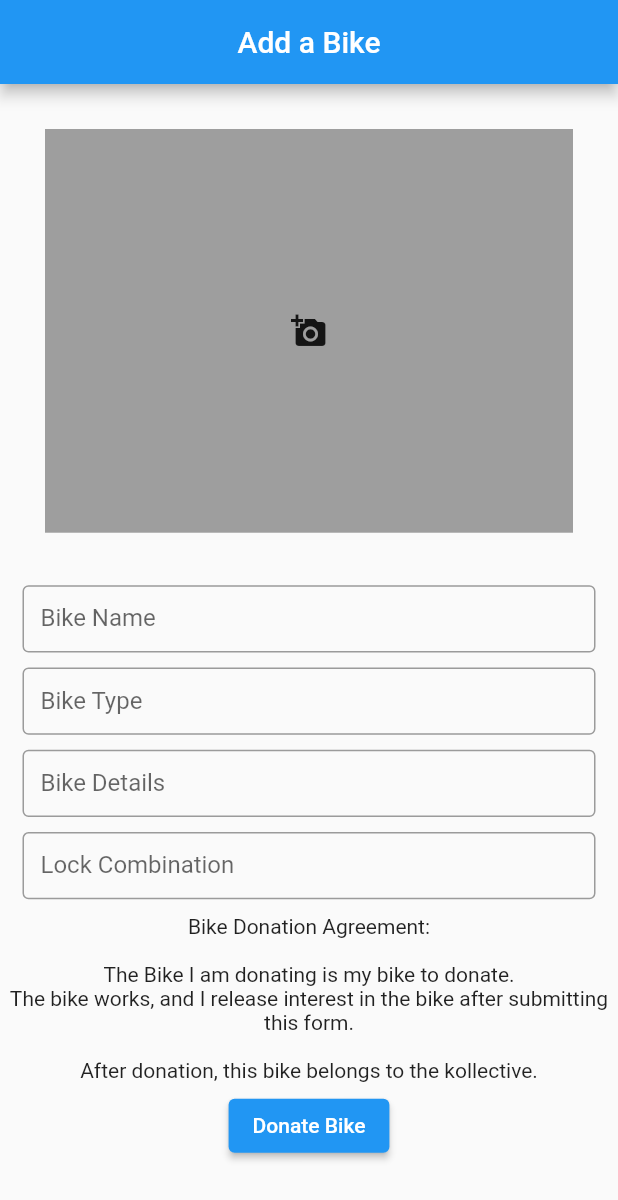
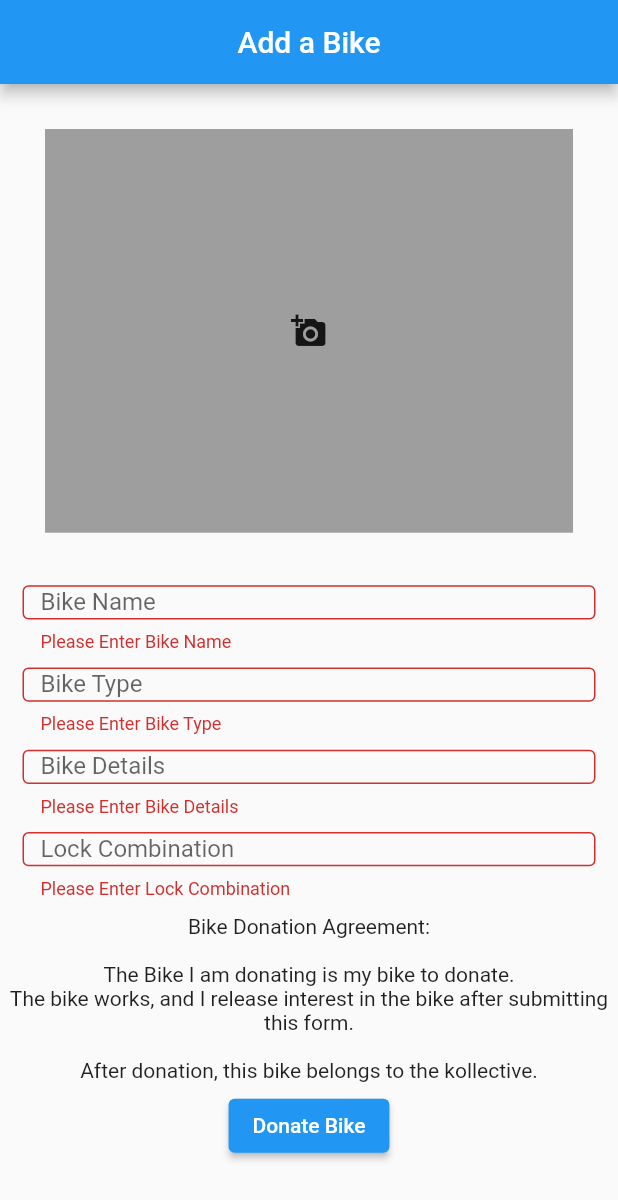
Before and after one commit to Mcdonam6/TheBikeKollective, a Flutter app: the AddBike screen opened directly, after a tap on "Donate Bike", on a phone screen of 412 x 824 dp. Shown: the top 1200 px of the screen. Run offline on Flutter 3.47's test engine with Material 2 defaults, Android fonts, the phone set to English and light mode, and no system bars; our stand-ins replace camera, cloud_firestore, firebase_auth, firebase_core, font_awesome_flutter, google_sign_in and 1 more; missing offline and left inert: geopoint; accounts and stored records are empty.

Commit message:
Camera Enablement, Data transfer object creation
Continued production on add a bike fork and data collection

```diff
--- a/the_bike_kollective/lib/Pages/addBike.dart
+++ b/the_bike_kollective/lib/Pages/addBike.dart
@@ -1,13 +1,11 @@
 import 'package:flutter/material.dart';
 import 'package:the_bike_kollective/widget/formattedFormInput.dart';
-import 'package:the_bike_kollective/Pages/takePicture.dart';
+import 'package:the_bike_kollective/objects/bike.dart';
+import 'package:cloud_firestore/cloud_firestore.dart';
 
 class AddBike extends StatefulWidget {
-  final cameras;
-  const AddBike({this.cameras});
-
   @override
-  _AddBikeState createState() => _AddBikeState(cameras);
+  _AddBikeState createState() => _AddBikeState();
 }
 
 const agreement = '''Bike Donation Agreement:
@@ -18,14 +16,19 @@ The bike works, and I release interest in the bike after submitting this form.
 After donation, this bike belongs to the kollective.''';
 
 class _AddBikeState extends State<AddBike> {
-  final cameras;
   final GlobalKey<FormState> _addBikeFormKey = GlobalKey<FormState>();
-  Widget bikePhoto = Icon(Icons.add_a_photo);
+  Widget? bikePhoto;
+  List<Widget> formFields = [];
 
-  _AddBikeState(this.cameras);
+  @override
+  void initState() {
+    super.initState();
+    bikePhoto = Container(key: UniqueKey(), child: Icon(Icons.add_a_photo));
+  }
 
   @override
   Widget build(BuildContext context) {
+    // formFields = addFields(context, _addBikeFormKey, bikePhoto);
     return Scaffold(
       appBar: AppBar(
         title: Center(
@@ -41,7 +44,10 @@ class _AddBikeState extends State<AddBike> {
             Flexible(
               flex: 6,
               child: GestureDetector(
-                onTap: () => _updatePhoto(bikePhoto, cameras, context),
+                onTap: () {
+                  _updatePhoto(bikePhoto, context);
+                  setState(() {});
+                },
                 child: Container(
                   color: Colors.grey,
                   width: double.infinity,
@@ -51,10 +57,13 @@ class _AddBikeState extends State<AddBike> {
                 ),
               ), //Photo Icon/Add Button
             ),
-            formattedFormInput(placeholderTxt: 'Bike Name'),
-            formattedFormInput(placeholderTxt: 'Bike Type'),
-            formattedFormInput(placeholderTxt: 'Bike Details'),
-            formattedFormInput(placeholderTxt: 'Lock Combination'),
+            formattedFormInput(
+              flexVal: 1,
+              placeholderTxt: 'Bike Name',
+            ),
+            formattedFormInput(flexVal: 1, placeholderTxt: 'Bike Type'),
+            formattedFormInput(flexVal: 1, placeholderTxt: 'Bike Details'),
+            formattedFormInput(flexVal: 1, placeholderTxt: 'Lock Combination'),
             Flexible(
                 flex: 3,
                 child: Container(
@@ -66,7 +75,12 @@ class _AddBikeState extends State<AddBike> {
             Flexible(
               flex: 1,
               child: ElevatedButton(
-                onPressed: () => {},
+                onPressed: () {
+                  if (_addBikeFormKey.currentState!.validate()) {
+                    _addBikeFormKey.currentState!.save();
+                    Navigator.of(context).popAndPushNamed('home');
+                  }
+                },
                 child: Text('Donate Bike'),
               ),
             ), //Submit Button
@@ -77,10 +91,40 @@ class _AddBikeState extends State<AddBike> {
   }
 }
 
-void _updatePhoto(Widget bikePhoto, List cameras, BuildContext context) {
-  Navigator.push(
-      context,
-      MaterialPageRoute(
-          builder: (context) =>
-              TakePicture(picture: bikePhoto, cameras: cameras)));
+Future<void> _updatePhoto(Widget? bikePhoto, BuildContext context) async {
+  bikePhoto = Container(
+      key: UniqueKey(),
+      child: await Navigator.pushNamed(context, 'takePicture') as Widget);
 }
+
+// Bike _saveForm(List<Widget> formFields) {
+//   return   Bike(
+//     formFields,
+//     brand,
+//     color,
+//     image_path,
+//     latitude,
+//     longitude,
+//     in_use: false,
+//     model,
+//     needs_repair,
+//   );
+// }
+
+void _uploadNewBike(Bike addition) {
+  final bikeTable = FirebaseFirestore.instance.collection('bikes').add({
+    'biketype': addition.biketype,
+    'brand': addition.brand,
+    'color': addition.color,
+    'imagepath': addition.image_path,
+    'in_use': false,
+    'location': addition.assembleLocation(),
+    'model': addition.model,
+    'needs_repair': false
+  });
+}
+
+// List<Widget> addFields(BuildContext context,
+//     GlobalKey<FormState> _addBikeFormKey, Widget bikePhoto) {
+//    ;
+// }
--- a/the_bike_kollective/lib/Pages/home.dart
+++ b/the_bike_kollective/lib/Pages/home.dart
@@ -5,9 +5,7 @@ import 'package:the_bike_kollective/Pages/reportIssue.dart';
 import 'package:the_bike_kollective/Pages/account.dart';
 
 class Home extends StatelessWidget {
-  final cameras;
-
-  const Home({Key? key, this.cameras}) : super(key: key);
+  const Home({Key? key}) : super(key: key);
 
   @override
   Widget build(BuildContext context) {
@@ -27,7 +25,7 @@ class Home extends StatelessWidget {
           children: [
             Account(),
             FindBike(),
-            AddBike(cameras: cameras),
+            AddBike(),
             ReportIssue(),
           ],
         ),
--- a/the_bike_kollective/lib/Pages/login.dart
+++ b/the_bike_kollective/lib/Pages/login.dart
@@ -6,10 +6,6 @@ import 'package:provider/provider.dart';
 import 'package:firebase_auth/firebase_auth.dart';
 
 class Login extends StatelessWidget {
-  final cameras;
-
-  const Login({this.cameras});
-
   @override
   Widget build(BuildContext context) {
     return Scaffold(
@@ -27,7 +23,7 @@ class Login extends StatelessWidget {
                 Provider.of<GoogleSignInProvider>(context, listen: false);
 
             if (snapshot.hasData) {
-              return Home(cameras: cameras);
+              return Home();
             } else {
               return SignUpWidget();
             }
--- /dev/null
+++ b/the_bike_kollective/lib/objects/issue_record.dart
@@ -0,0 +1,18 @@
+import 'package:flutter/material.dart';
+
+class IssueRecord {
+  final String bikeID;
+  final List<String> issueType = [
+    'Bike Missing',
+    'Bike chain fell off or Broken',
+    'Bike Lock combination not working',
+    'Flat Tire(s)',
+    'Other Issue',
+  ];
+  final String issueDetails;
+
+  IssueRecord(
+    this.bikeID,
+    this.issueDetails,
+  );
+}
--- a/the_bike_kollective/lib/widget/formattedFormInput.dart
+++ b/the_bike_kollective/lib/widget/formattedFormInput.dart
@@ -1,17 +1,33 @@
 import 'package:flutter/material.dart';
+import 'package:the_bike_kollective/objects/bike.dart';
 
 class formattedFormInput extends StatelessWidget {
   final String placeholderTxt;
+  final int flexVal;
+  var field;
 
-  const formattedFormInput({Key? key, required this.placeholderTxt})
+  formattedFormInput(
+      {Key? key,
+      required this.flexVal,
+      required this.placeholderTxt,
+      var field})
       : super(key: key);
 
   Widget build(BuildContext context) {
     return Flexible(
-      flex: 1,
+      flex: this.flexVal,
       child: Container(
         padding: EdgeInsets.symmetric(vertical: 5, horizontal: 15),
         child: TextFormField(
+          onSaved: (value) {
+            field = value;
+          },
+          validator: (value) {
+            if (value == null || value.isEmpty) {
+              return 'Please Enter $placeholderTxt';
+            }
+            return null;
+          },
           decoration: InputDecoration(
             border: OutlineInputBorder(),
             labelText: this.placeholderTxt,
```
Also changed, not shown: the_bike_kollective/lib/Pages/reportIssue.dart (+21 -0 lines), the_bike_kollective/lib/Pages/takePicture.dart (+11 -13 lines), the_bike_kollective/lib/main.dart (+13 -8 lines), the_bike_kollective/lib/objects/bike.dart (+7 -0 lines), the_bike_kollective/lib/widget/dropdown_Maker.dart (added, +43 -0 lines), the_bike_kollective/pubspec.yaml (+8 -1 lines), the_bike_kollective/pubspec.lock.
